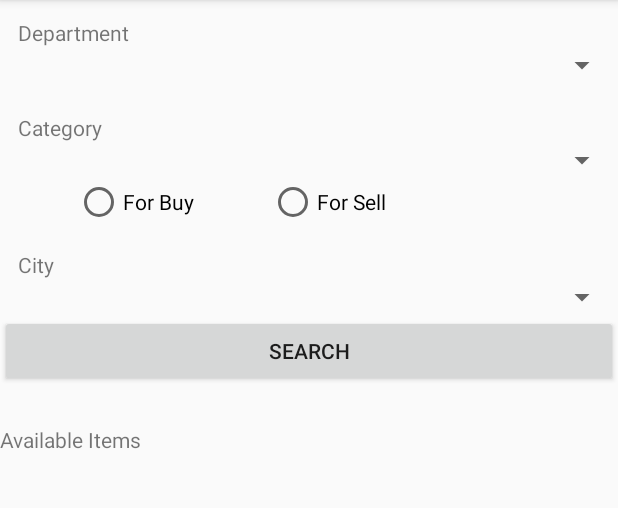
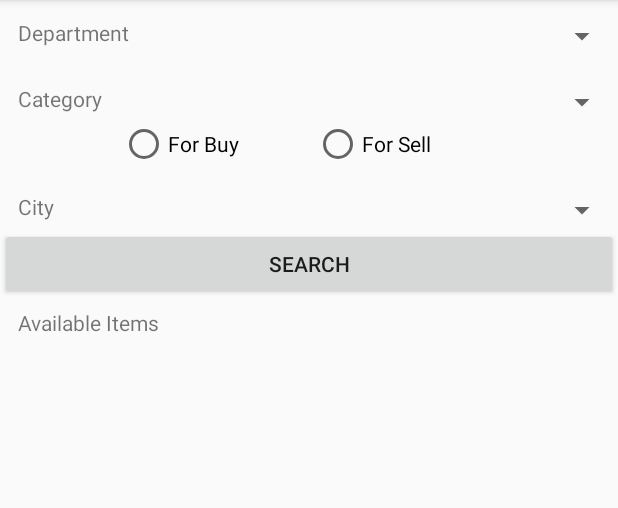
Before and after one commit to valeriikan/Sandop, an Android app: the fragment SearchFragment shown on its own in the app's theme, on a phone screen of 412 x 824 dp, the part 84-592 px from its top. Run offline under Robolectric (Android 15) with nearby library versions, the phone set to English and light mode, and no system bars; our stand-ins replace Firebase (no records; nobody signed in at launch, a user with empty details on screens opened directly).

Commit message:
reordering view components

```diff
--- a/app/src/main/res/layout/fragment_search.xml
+++ b/app/src/main/res/layout/fragment_search.xml
@@ -14,6 +14,9 @@
         android:layout_alignParentLeft="true"
         android:layout_alignParentStart="true">
 
+        <LinearLayout
+            android:layout_width="match_parent"
+            android:layout_height="wrap_content">
             <TextView
                 android:id="@+id/textView"
                 android:layout_width="wrap_content"
@@ -30,8 +33,12 @@
                 android:layout_width="match_parent"
                 android:layout_height="wrap_content"
                 android:layout_alignBottom="@+id/textView"
-            android:layout_toEndOf="@+id/textView" />
+                android:layout_marginTop="12dp" />
 
+        </LinearLayout>
+        <LinearLayout
+            android:layout_width="match_parent"
+            android:layout_height="wrap_content">
             <TextView
                 android:id="@+id/textView2"
                 android:layout_width="wrap_content"
@@ -47,9 +54,12 @@
                 android:id="@+id/spCategory"
                 android:layout_width="match_parent"
                 android:layout_height="wrap_content"
+                android:layout_marginTop="20dp"
                 android:layout_above="@+id/lvSearchedItems"
                 android:layout_toRightOf="@+id/textView"
                 android:layout_toEndOf="@+id/textView" />
+
+        </LinearLayout>
 
 
         <LinearLayout
@@ -61,7 +71,7 @@
                 android:id="@+id/rbForBuy"
                 android:layout_width="wrap_content"
                 android:layout_height="wrap_content"
-                android:layout_marginLeft="50dp"
+                android:layout_marginLeft="80dp"
                 android:text="For Buy" />
 
             <RadioButton
@@ -71,7 +81,9 @@
                 android:layout_marginLeft="50dp"
                 android:text="For Sell" />
         </LinearLayout>
-
+        <LinearLayout
+            android:layout_width="match_parent"
+            android:layout_height="wrap_content">
             <TextView
                 android:id="@+id/textView4"
                 android:layout_width="wrap_content"
@@ -86,7 +98,10 @@
             <Spinner
                 android:id="@+id/spCity"
                 android:layout_width="match_parent"
-            android:layout_height="wrap_content" />
+                android:layout_height="wrap_content"
+                android:layout_marginTop="16dp"/>
+
+        </LinearLayout>
 
         <Button
             android:id="@+id/btnSearch"
@@ -105,7 +120,8 @@
         android:layout_width="match_parent"
         android:layout_height="wrap_content"
         android:text="Available Items"
-        android:layout_marginTop="25dp"
+        android:layout_marginTop="5dp"
+        android:layout_marginLeft="12dp"
         android:layout_below="@+id/linearLayout"
         android:layout_alignParentLeft="true"
         android:layout_alignParentStart="true" />
@@ -118,7 +134,7 @@
         android:layout_alignParentLeft="true"
         android:layout_alignParentStart="true"
         android:layout_below="@+id/textView5"
-        android:layout_marginTop="14dp"
+        android:layout_marginTop="5dp"
         android:scrollbars="horizontal|vertical" />
 
 </RelativeLayout>
```
Lines whose indentation alone changed are shown as unchanged.
